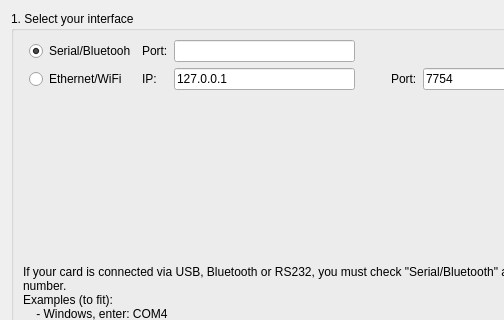
First picture: the form in pc/Connection.ui, repository ArnaudValensi/waterbear-communication, before the edit; both pictures show x 0 to 504 and y 0 to 320 of the 626 by 534 pixel window.
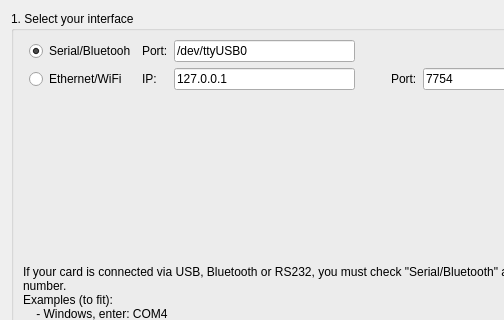
Second picture: the form after the edit.

Patch:
```diff
--- a/pc/Connection.ui
+++ b/pc/Connection.ui
@@ -66,7 +66,11 @@
        </widget>
       </item>
       <item row="0" column="3">
-       <widget class="QLineEdit" name="lineEditEditPort"/>
+       <widget class="QLineEdit" name="lineEditEditPort">
+        <property name="text">
+         <string>/dev/ttyUSB0</string>
+        </property>
+       </widget>
       </item>
       <item row="3" column="0" colspan="11">
        <widget class="QLabel" name="labelHelp">
```
